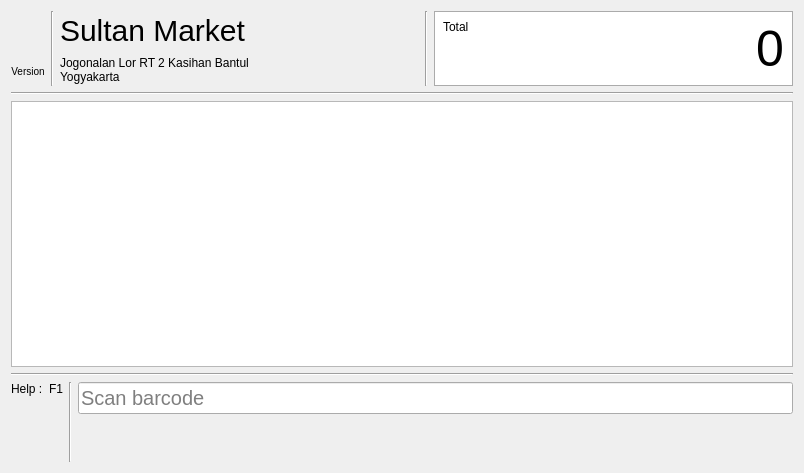
Qt form libgui/cashier/cashierwidget.ui (apinprastya/sultan) before a commit.
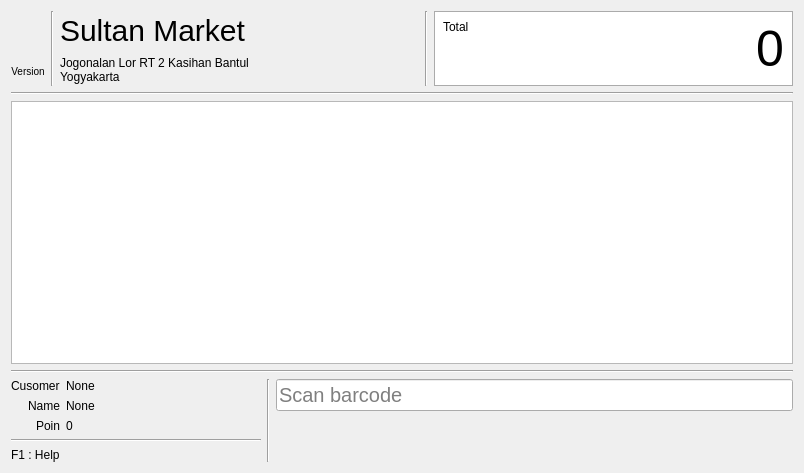
The same form after that commit. Icons and pictures are not drawn.

Commit message: implement customer assignation on cashier

Diff of the .ui file:
```diff
--- a/libgui/cashier/cashierwidget.ui
+++ b/libgui/cashier/cashierwidget.ui
@@ -225,27 +225,94 @@
       <number>0</number>
      </property>
      <item>
-      <layout class="QFormLayout" name="formLayout">
-       <property name="labelAlignment">
-        <set>Qt::AlignRight|Qt::AlignTrailing|Qt::AlignVCenter</set>
+      <layout class="QVBoxLayout" name="verticalLayout_7">
+       <property name="rightMargin">
+        <number>0</number>
        </property>
-       <item row="0" column="0">
-        <widget class="QLabel" name="label_4">
-         <property name="styleSheet">
-          <string notr="true">font-size: 12px;</string>
+       <property name="bottomMargin">
+        <number>0</number>
+       </property>
+       <item>
+        <layout class="QFormLayout" name="formLayout">
+         <property name="labelAlignment">
+          <set>Qt::AlignRight|Qt::AlignTrailing|Qt::AlignVCenter</set>
          </property>
-         <property name="text">
-          <string>Help :</string>
+         <item row="0" column="0">
+          <widget class="QLabel" name="label_4">
+           <property name="styleSheet">
+            <string notr="true"/>
+           </property>
+           <property name="text">
+            <string>Cusomer</string>
+           </property>
+          </widget>
+         </item>
+         <item row="0" column="1">
+          <widget class="QLabel" name="labelCustomerNumber">
+           <property name="styleSheet">
+            <string notr="true"/>
+           </property>
+           <property name="text">
+            <string>None</string>
+           </property>
+          </widget>
+         </item>
+         <item row="1" column="0">
+          <widget class="QLabel" name="label_2">
+           <property name="text">
+            <string>Name</string>
+           </property>
+          </widget>
+         </item>
+         <item row="2" column="0">
+          <widget class="QLabel" name="label_5">
+           <property name="text">
+            <string>Poin</string>
+           </property>
+          </widget>
+         </item>
+         <item row="1" column="1">
+          <widget class="QLabel" name="labelCustomerName">
+           <property name="text">
+            <string>None</string>
+           </property>
+          </widget>
+         </item>
+         <item row="2" column="1">
+          <widget class="QLabel" name="labelCustomerPoin">
+           <property name="text">
+            <string>0</string>
+           </property>
+          </widget>
+         </item>
+        </layout>
+       </item>
+       <item>
+        <widget class="Line" name="line_6">
+         <property name="orientation">
+          <enum>Qt::Horizontal</enum>
          </property>
         </widget>
        </item>
-       <item row="0" column="1">
-        <widget class="QLabel" name="label_2">
+       <item>
+        <widget class="QLabel" name="label_3">
+         <property name="sizePolicy">
+          <sizepolicy hsizetype="Minimum" vsizetype="Preferred">
+           <horstretch>0</horstretch>
+           <verstretch>0</verstretch>
+          </sizepolicy>
+         </property>
+         <property name="minimumSize">
+          <size>
+           <width>250</width>
+           <height>0</height>
+          </size>
+         </property>
          <property name="styleSheet">
           <string notr="true">font-size: 12px;</string>
          </property>
          <property name="text">
-          <string>F1</string>
+          <string>F1 : Help</string>
          </property>
         </widget>
        </item>
@@ -260,6 +327,9 @@
      </item>
      <item>
       <layout class="QVBoxLayout" name="verticalLayout_3">
+       <property name="sizeConstraint">
+        <enum>QLayout::SetMinimumSize</enum>
+       </property>
        <item>
         <widget class="QLineEdit" name="lineBarcode">
          <property name="styleSheet">
```
The commit also changes 7 other files.
